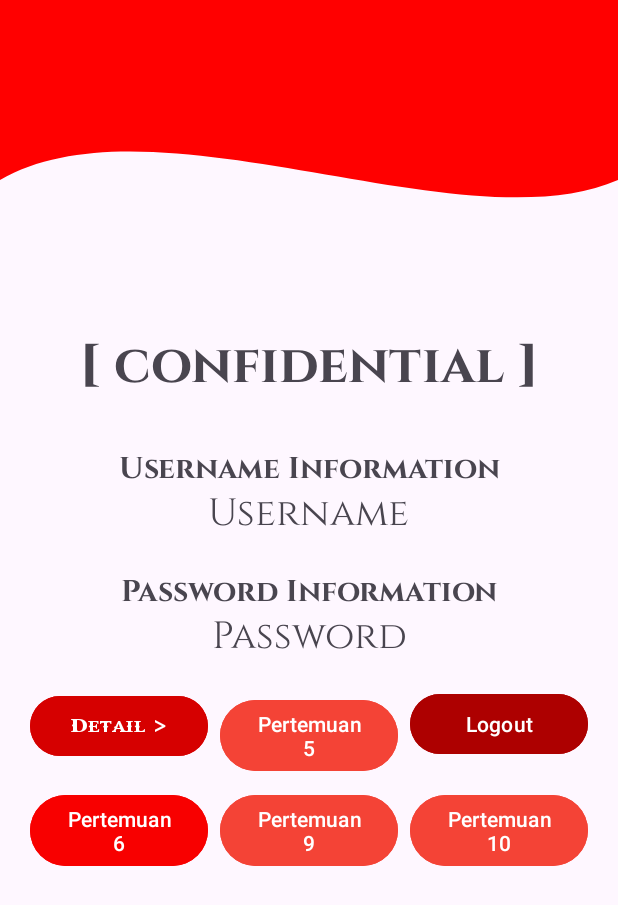
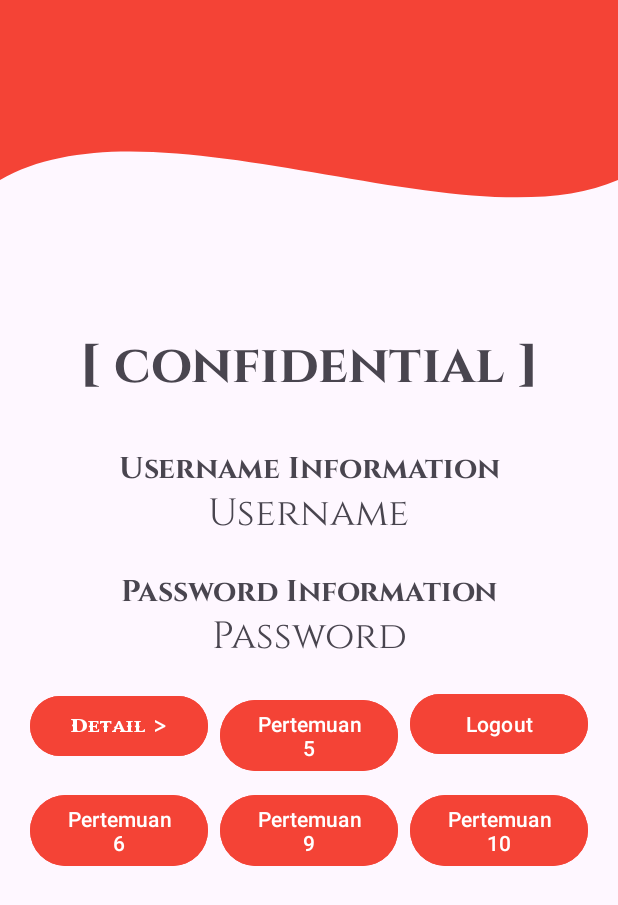
Before and after one commit to Risqullah/risqullah_praktikum, an Android app: the layout fragment_home.xml on its own in the app's theme, with its tools: preview values and no code run, on a phone screen of 412 x 824 dp. Shown: the top 905 px of the screen. Run offline under Robolectric (Android 15) with nearby library versions, the phone set to English and light mode, and no system bars.

Commit message:
pertemuan 11

```diff
--- a/app/src/main/java/com/example/Projek_iki/data/entity/NoteEntity.kt
+++ b/app/src/main/java/com/example/Projek_iki/data/entity/NoteEntity.kt
@@ -11,6 +11,7 @@ data class NoteEntity(
     val title: String,
     val content: String,
     val createdAt: Long = System.currentTimeMillis(),
+
     @ColumnInfo(defaultValue = "0")
     val isPinned: Boolean = false
 )
--- a/app/src/main/res/drawable/bg_header_wave.xml
+++ b/app/src/main/res/drawable/bg_header_wave.xml
@@ -5,7 +5,7 @@
     android:viewportWidth="100"
     android:viewportHeight="100">
     <path
-        android:fillColor="#FF0000"
+        android:fillColor="#F44336"
         android:pathData="M0,0 L100,0 L100,40 C75,55 25,20 0,40 Z" />
 <!--    <path-->
 <!--        android:fillColor="?attr/colorPrimary"-->
--- a/app/src/main/res/layout/activity_note_form.xml
+++ b/app/src/main/res/layout/activity_note_form.xml
@@ -8,7 +8,7 @@
         android:id="@+id/toolbar"
         android:layout_width="0dp"
         android:layout_height="?attr/actionBarSize"
-        android:background="?attr/colorPrimary"
+        android:background="#F44336"
         app:layout_constraintEnd_toEndOf="parent"
         app:layout_constraintStart_toStartOf="parent"
         app:layout_constraintTop_toTopOf="parent"
@@ -66,6 +66,7 @@
         android:layout_height="wrap_content"
         android:layout_margin="16dp"
         android:text="Save"
+        android:backgroundTint="#F44336"
         app:layout_constraintEnd_toEndOf="parent"
         app:layout_constraintStart_toStartOf="parent"
         app:layout_constraintTop_toBottomOf="@id/cardForm" />
--- a/app/src/main/res/layout/fragment_home.xml
+++ b/app/src/main/res/layout/fragment_home.xml
@@ -20,7 +20,7 @@
         android:id="@+id/toolbar"
         android:layout_width="match_parent"
         android:layout_height="?attr/actionBarSize"
-        android:background="#FF0000"
+        android:background="#F44336"
         app:layout_constraintEnd_toEndOf="parent"
         app:layout_constraintStart_toStartOf="parent"
         app:layout_constraintTop_toTopOf="parent"
@@ -101,7 +101,7 @@
             android:id="@+id/btnDetail"
             android:layout_width="0dp"
             android:layout_height="wrap_content"
-            android:backgroundTint="@color/button"
+            android:backgroundTint="#F44336"
             android:fontFamily="@font/godofwar"
             android:text="Detail >"
             app:layout_columnWeight="1"
@@ -120,7 +120,7 @@
             android:id="@+id/btnLogout"
             android:layout_width="0dp"
             android:layout_height="wrap_content"
-            android:backgroundTint="#AD0000"
+            android:backgroundTint="#F44336"
             android:text="Logout"
             app:layout_columnWeight="1"
             app:layout_gravity="fill_horizontal" />
@@ -129,7 +129,7 @@
             android:id="@+id/btntoenam"
             android:layout_width="0dp"
             android:layout_height="wrap_content"
-            android:backgroundTint="#F80000"
+            android:backgroundTint="#F44336"
             android:text="Pertemuan 6"
             app:layout_columnWeight="1"
             app:layout_gravity="fill_horizontal" />
--- a/app/src/main/res/layout/fragment_message.xml
+++ b/app/src/main/res/layout/fragment_message.xml
@@ -16,7 +16,7 @@
             android:id="@+id/toolbar"
             android:layout_width="match_parent"
             android:layout_height="?attr/actionBarSize"
-            android:background="#FF0000"
+            android:background="#F44336"
             app:titleTextColor="@android:color/white" />
     </com.google.android.material.appbar.AppBarLayout>
 
--- a/app/src/main/res/layout/fragment_more.xml
+++ b/app/src/main/res/layout/fragment_more.xml
@@ -16,7 +16,7 @@
             android:id="@+id/toolbar"
             android:layout_width="match_parent"
             android:layout_height="?attr/actionBarSize"
-            android:background="#FF0000"
+            android:background="#F44336"
             app:layout_scrollFlags="scroll|enterAlways"
             app:titleTextColor="@android:color/white" />
     </com.google.android.material.appbar.AppBarLayout>
--- a/app/src/main/res/layout/fragment_note.xml
+++ b/app/src/main/res/layout/fragment_note.xml
@@ -8,7 +8,7 @@
         android:id="@+id/toolbar"
         android:layout_width="0dp"
         android:layout_height="?attr/actionBarSize"
-        android:background="?attr/colorPrimary"
+        android:background="#F44336"
         app:layout_constraintEnd_toEndOf="parent"
         app:layout_constraintStart_toStartOf="parent"
         app:layout_constraintTop_toTopOf="parent"
--- a/build.gradle.kts
+++ b/build.gradle.kts
@@ -1,5 +1,5 @@
 // Top-level build file where you can add configuration options common to all sub-projects/modules.
 plugins {
     alias(libs.plugins.android.application) apply false
-    id("com.google.devtools.ksp") version "1.9.10-1.0.13" apply false
+    id("com.google.devtools.ksp") version "2.3.12" apply false
 }
```
Also changed, not shown: app/src/main/java/com/example/Projek_iki/data/AppDatabase.kt (+25 -2 lines).
